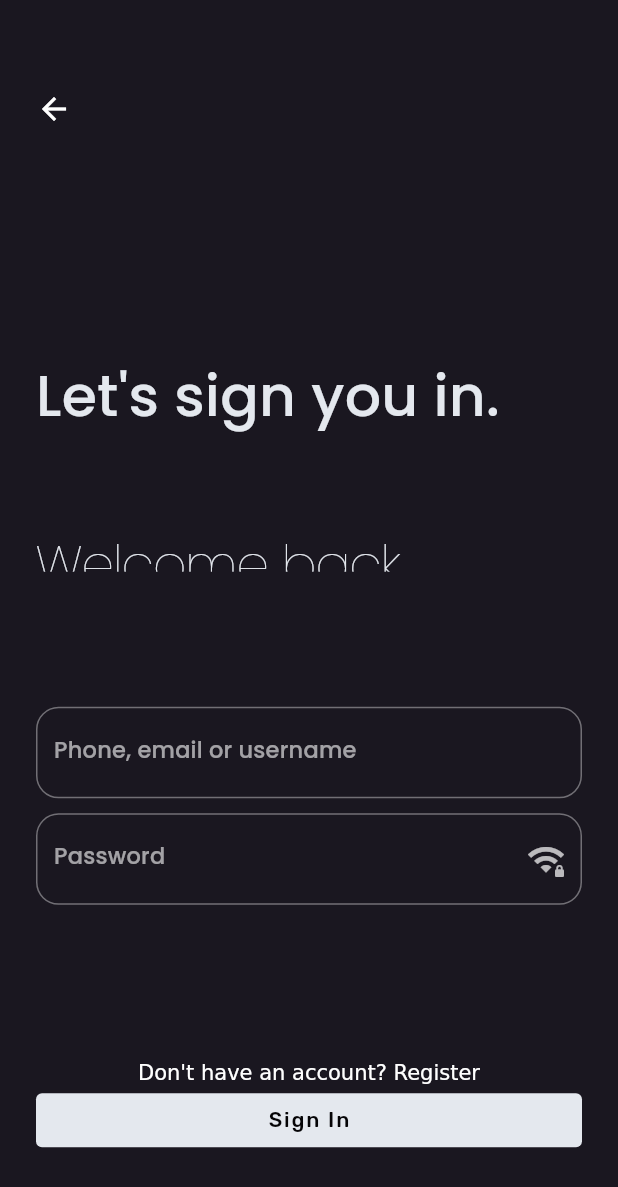
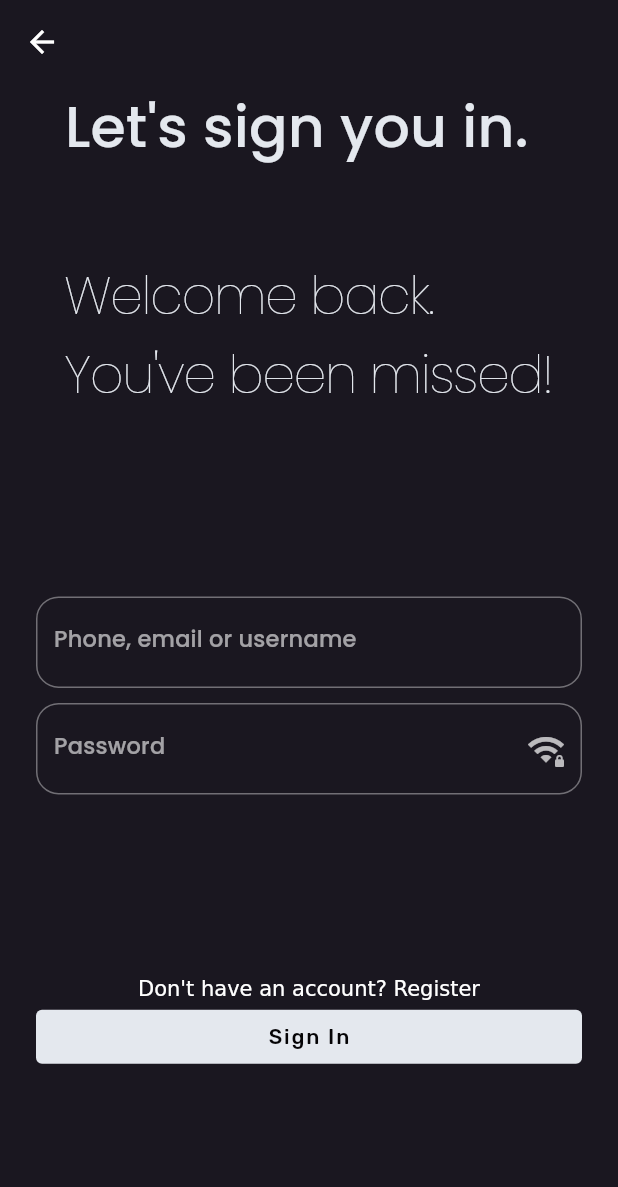
Before and after one commit to denniskenneth/daco_login_ui, a Flutter app: the screen it shows after launch, after a tap on "Sign In", on a phone screen of 412 x 824 dp. Shown: the top 1187 px of the screen. Run offline on Flutter 3.47's test engine with Material 2 defaults, Android fonts, the phone set to English and light mode, and no system bars; our stand-ins replace flutter_svg, google_fonts.

Commit message:
signin ui fixed

```diff
--- a/lib/features/daco/presentation/pages/sign_in.dart
+++ b/lib/features/daco/presentation/pages/sign_in.dart
@@ -10,29 +10,30 @@ class SigninPage extends StatelessWidget {
     var kHeight = size.height;
     var kWidth = size.width;
 
-    return Scaffold(
-        body: SafeArea(
-      child: Container(
+    return SafeArea(
+        child: Scaffold(
+            // backgroundColor: useDarkTheme(con).scaffoldBackgroundColor,
+            appBar: AppBar(
+              elevation: 0,
+              backgroundColor: useDarkTheme(context).scaffoldBackgroundColor,
+              leading: GestureDetector(
+                onTap: () => Navigator.pop(context),
+                child: Icon(Icons.arrow_back),
+              ),
+            ),
+            body: Container(
                 width: kWidth,
                 height: kHeight,
-        child: GridView.count(
-          // physics: const BouncingScrollPhysics(),
-          // primary: false,
-          childAspectRatio: 2/0.8,
-          crossAxisCount: 1,
-          padding: EdgeInsets.only(left: 24.0, right: 24.0),
-          mainAxisSpacing: 90,
-          // crossAxisSpacing: 1000,
-          // shrinkWrap: true,
+                padding: EdgeInsets.only(left: 24.0,right: 24.0),
+                child: SingleChildScrollView(
+                  child: ConstrainedBox(
+                    constraints: BoxConstraints(
+                      minHeight: kHeight * 0.8,
+                    ),
+                    child: Column(
+                      mainAxisSize: MainAxisSize.max,
+                      mainAxisAlignment: MainAxisAlignment.spaceBetween,
                       children: [
-            IconButton(
-              padding: EdgeInsets.zero,
-              autofocus: true,
-              onPressed: () => Navigator.pop(context),
-              alignment: Alignment.centerLeft,
-              icon: const Icon(Icons.arrow_back),
-
-            ),
                         Container(
                           // margin: EdgeInsets.only(top: 15),
                           child: RichText(
@@ -49,9 +50,6 @@ class SigninPage extends StatelessWidget {
                             ]),
                           ),
                         ),
-            // SizedBox(
-            //   height: 50,
-            // ),
                         Column(
                           children: [
                             const TextField(
@@ -86,9 +84,6 @@ class SigninPage extends StatelessWidget {
                             )
                           ],
                         ),
-            // SizedBox(
-            //   height: 50,
-            // ),
                         Column(
                           // mainAxisSize: MainAxisSize.max,
                           // mainAxisAlignment: MainAxisAlignment.end,
@@ -113,6 +108,6 @@ class SigninPage extends StatelessWidget {
                       ],
                     ),
                   ),
-    ));
+                ))));
   }
 }
```
Lines whose indentation alone changed are shown as unchanged.
